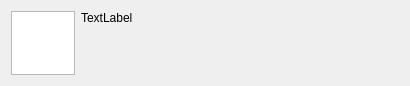
QtPlay/coastal-qt, file notify/notice.ui: the form before one commit.
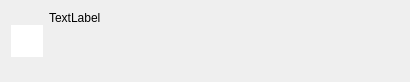
The form after the commit.

Patch:
```diff
--- a/notify/notice.ui
+++ b/notify/notice.ui
@@ -17,17 +17,20 @@
    <item>
     <widget class="QGraphicsView" name="Icon">
      <property name="sizePolicy">
-      <sizepolicy hsizetype="Fixed" vsizetype="Fixed">
+      <sizepolicy hsizetype="Preferred" vsizetype="Preferred">
        <horstretch>0</horstretch>
        <verstretch>0</verstretch>
       </sizepolicy>
      </property>
      <property name="maximumSize">
       <size>
-       <width>64</width>
-       <height>64</height>
+       <width>32</width>
+       <height>32</height>
       </size>
      </property>
+     <property name="frameShape">
+      <enum>QFrame::NoFrame</enum>
+     </property>
     </widget>
    </item>
    <item>
```
